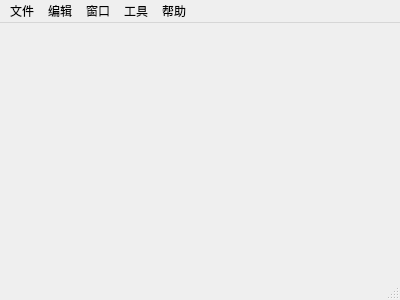
Qt form src/gui/GraphicalFrame/CDesignFrame.ui (git-zhanghui/ISCS_HMI) before a commit.
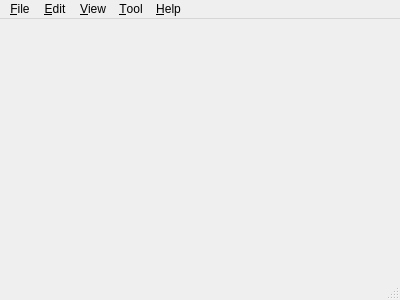
The same form after that commit.

Commit message: 菜单栏添加快捷方式

The edit to the form file:
```diff
--- a/src/gui/GraphicalFrame/CDesignFrame.ui
+++ b/src/gui/GraphicalFrame/CDesignFrame.ui
@@ -25,27 +25,27 @@
    </property>
    <widget class="QMenu" name="menu">
     <property name="title">
-     <string>文件</string>
+     <string>&amp;File</string>
     </property>
    </widget>
    <widget class="QMenu" name="menu_2">
     <property name="title">
-     <string>编辑</string>
+     <string>&amp;Edit</string>
     </property>
    </widget>
    <widget class="QMenu" name="menu_3">
     <property name="title">
-     <string>工具</string>
+     <string>&amp;Tool</string>
     </property>
    </widget>
    <widget class="QMenu" name="menu_4">
     <property name="title">
-     <string>帮助</string>
+     <string>&amp;Help</string>
     </property>
    </widget>
    <widget class="QMenu" name="menu_5">
     <property name="title">
-     <string>窗口</string>
+     <string>&amp;View</string>
     </property>
    </widget>
    <addaction name="menu"/>
```
